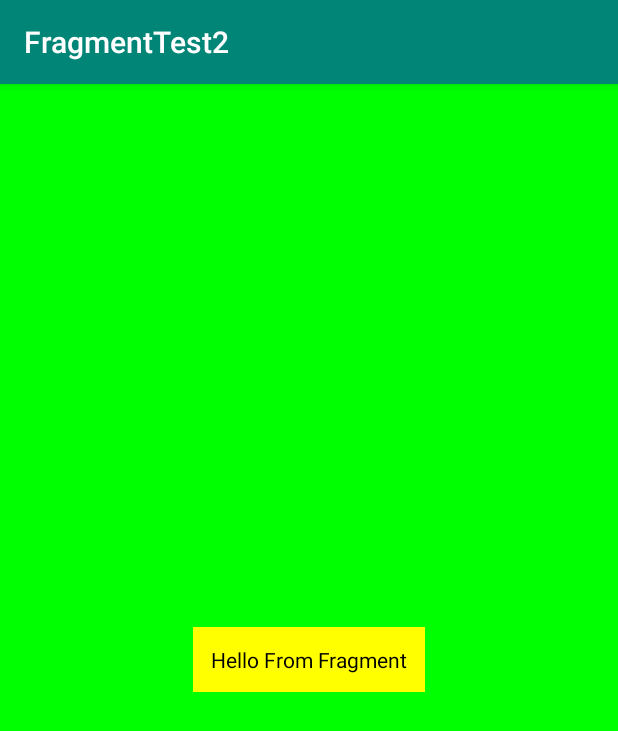
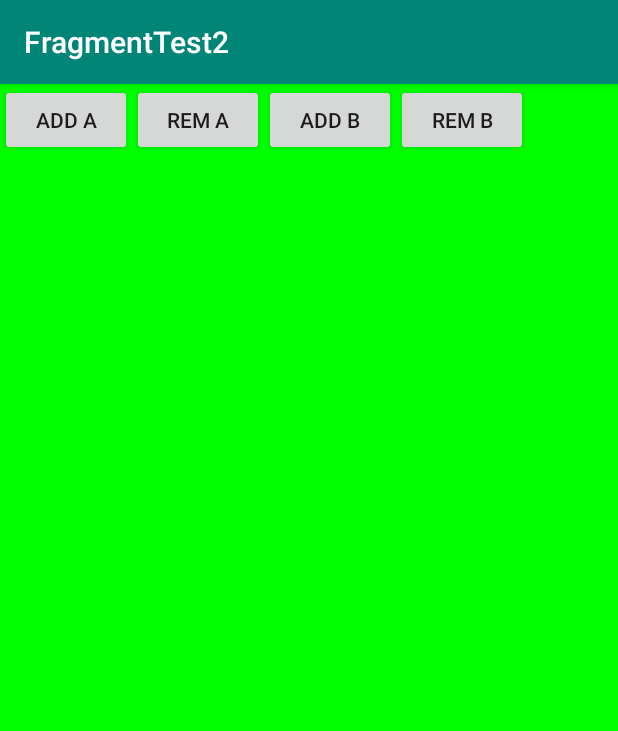
Before and after one commit to fffrowies/FragmentTest2, an Android app: the screen it shows after launch (MainActivity), on a phone screen of 412 x 824 dp. Shown: the top 731 px of the screen. Run offline under Robolectric (Android 15) with nearby library versions, the phone set to English and light mode, and no system bars.

Commit message:
Initial project setup completed

```diff
--- a/app/src/main/java/com/fffrowies/fragmenttest2/BlankFragment.java
+++ b/app/src/main/java/com/fffrowies/fragmenttest2/FragmentA.java
@@ -12,11 +12,11 @@ import android.view.ViewGroup;
 /**
  * A simple {@link Fragment} subclass.
  */
-public class BlankFragment extends Fragment {
+public class FragmentA extends Fragment {
 
-    private static final String TAG = BlankFragment.class.getSimpleName();
+    private static final String TAG = FragmentA.class.getSimpleName();
 
-    public BlankFragment() {
+    public FragmentA() {
         // Required empty public constructor
     }
 
@@ -37,7 +37,7 @@ public class BlankFragment extends Fragment {
                              Bundle savedInstanceState) {
         // Inflate the layout for this fragment
         Log.i(TAG, "onCreateView()");
-        return inflater.inflate(R.layout.fragment_blank, container, false);
+        return inflater.inflate(R.layout.fragment_a, container, false);
     }
 
     @Override
--- a/app/src/main/java/com/fffrowies/fragmenttest2/MainActivity.java
+++ b/app/src/main/java/com/fffrowies/fragmenttest2/MainActivity.java
@@ -2,7 +2,7 @@ package com.fffrowies.fragmenttest2;
 
 import android.support.v7.app.AppCompatActivity;
 import android.os.Bundle;
-import android.util.Log;
+import android.view.View;
 
 public class MainActivity extends AppCompatActivity {
 
@@ -11,37 +11,18 @@ public class MainActivity extends AppCompatActivity {
     @Override
     protected void onCreate(Bundle savedInstanceState) {
         super.onCreate(savedInstanceState);
-        Log.e(TAG, "onCreate()");
         setContentView(R.layout.activity_main);
     }
 
-    @Override
-    protected void onStart() {
-        super.onStart();
-        Log.e(TAG, "onStart()");
+    public void addFragmentA(View view) {
     }
 
-    @Override
-    protected void onResume() {
-        super.onResume();
-        Log.e(TAG, "onResume()");
+    public void removeFragmentA(View view) {
     }
 
-    @Override
-    protected void onPause() {
-        super.onPause();
-        Log.e(TAG, "onPause()");
+    public void addFragmentB(View view) {
     }
 
-    @Override
-    protected void onStop() {
-        super.onStop();
-        Log.e(TAG, "onStop()");
-    }
-
-    @Override
-    protected void onDestroy() {
-        super.onDestroy();
-        Log.e(TAG, "onDestroy()");
+    public void removeFragmentB(View view) {
     }
 }
--- a/app/src/main/res/layout/activity_main.xml
+++ b/app/src/main/res/layout/activity_main.xml
@@ -1,17 +1,44 @@
 <?xml version="1.0" encoding="utf-8"?>
-<RelativeLayout
+<LinearLayout
     xmlns:android="http://schemas.android.com/apk/res/android"
     xmlns:tools="http://schemas.android.com/tools"
-    android:id="@+id/relativeLayout"
+    android:id="@+id/linearLayout"
     android:layout_width="match_parent"
     android:layout_height="match_parent"
     android:background="#0F0"
+    android:orientation="vertical"
     tools:context=".MainActivity">
 
-    <fragment
-        android:id="@+id/fragment"
-        android:name="com.fffrowies.fragmenttest2.BlankFragment"
+    <LinearLayout
         android:layout_width="wrap_content"
         android:layout_height="wrap_content"
-        android:layout_centerInParent="true" />
-</RelativeLayout>
+        android:orientation="horizontal">
+        <Button
+            android:layout_height="wrap_content"
+            android:layout_width="wrap_content"
+            android:text="Add A"
+            android:onClick="addFragmentA"/>
+        <Button
+            android:layout_height="wrap_content"
+            android:layout_width="wrap_content"
+            android:text="Rem A"
+            android:onClick="removeFragmentA"/>
+        <Button
+            android:layout_height="wrap_content"
+            android:layout_width="wrap_content"
+            android:text="Add B"
+            android:onClick="addFragmentB"/>
+        <Button
+            android:layout_height="wrap_content"
+            android:layout_width="wrap_content"
+            android:text="Rem B"
+            android:onClick="removeFragmentB"/>
+    </LinearLayout>
+
+    <FrameLayout
+        android:id="@+id/container"
+        android:layout_margin="10dp"
+        android:layout_width="match_parent"
+        android:layout_height="match_parent"/>
+
+</LinearLayout>
--- a/app/src/main/res/layout/fragment_blank.xml
+++ b/app/src/main/res/layout/fragment_b.xml
@@ -1,16 +1,16 @@
 <?xml version="1.0" encoding="utf-8"?>
 <FrameLayout xmlns:android="http://schemas.android.com/apk/res/android"
     xmlns:tools="http://schemas.android.com/tools"
-    android:layout_width="wrap_content"
+    android:layout_width="match_parent"
     android:layout_height="wrap_content"
     android:background="#FF0"
-    tools:context=".BlankFragment">
+    tools:context=".FragmentA">
 
     <TextView
         android:layout_width="wrap_content"
         android:layout_height="wrap_content"
-        android:layout_margin="12dp"
-        android:text="Hello From Fragment"
+        android:layout_margin="10dp"
+        android:text="Fragment B"
         android:textColor="@android:color/black"/>
 
 </FrameLayout>
```
Also changed, not shown: app/src/main/java/com/fffrowies/fragmenttest2/FragmentB.java (added, +90 -0 lines), app/src/main/res/layout/fragment_a.xml (added, +16 -0 lines).
